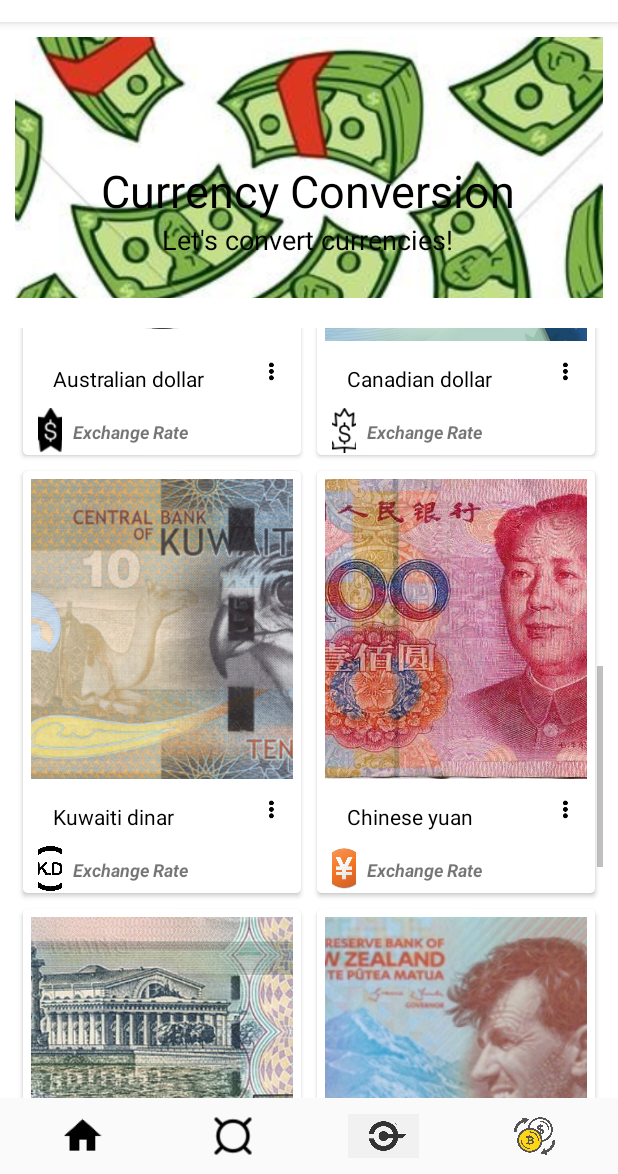
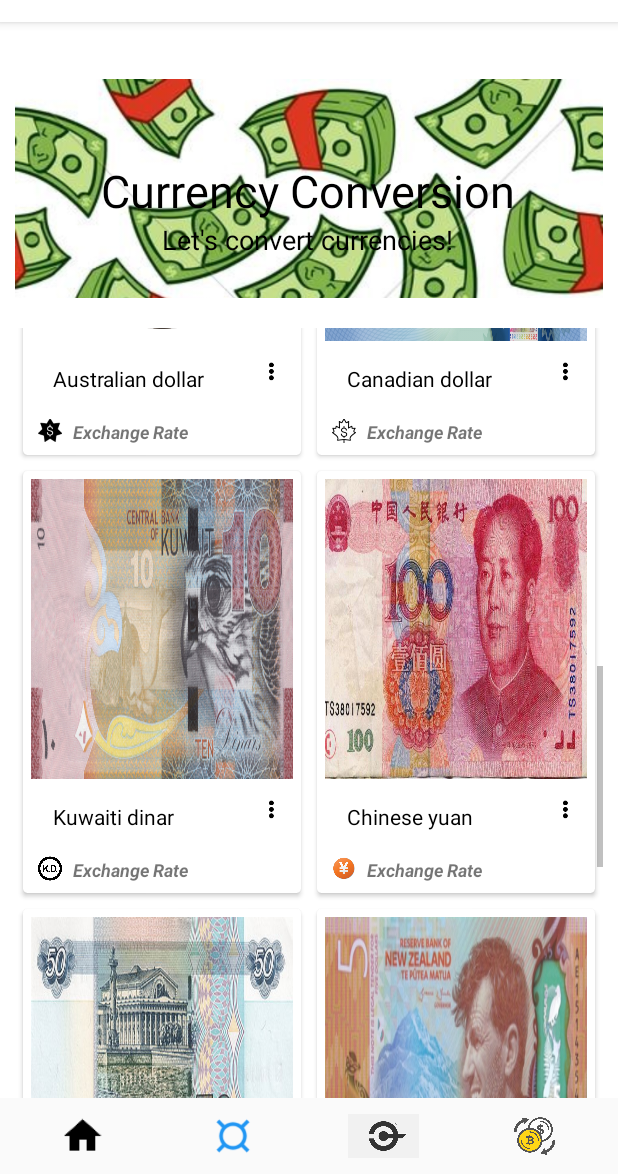
Before and after one commit to victormungai97/CryptoCurrencyConverter, an Android app: the screen it shows after launch (CryptoCurrencyActivity), scrolled down 1078 dp, on a phone screen of 412 x 824 dp, the part 62-1236 px from its top. Run offline under Robolectric (Android 15) with nearby library versions, the light colour scheme and no system bars; our stand-ins replace Picasso, Volley; network calls fail; pictures from the network do not load.

Commit message:
Successfully completed screens for different conversion options.

```diff
--- a/app/src/main/java/com/example/cryptocurrencyconverter/fragments/BaseCurrencyDialogFragment.java
+++ b/app/src/main/java/com/example/cryptocurrencyconverter/fragments/BaseCurrencyDialogFragment.java
@@ -53,14 +53,21 @@ public class BaseCurrencyDialogFragment extends GeneralDialogFragment {
         // set up adapter for given custom row layout
         ArrayList<BaseCurrencyData> list = new ArrayList<>();
         // set currency symbols and images based on available choice
+        String currency_replacement = "";
         for (String currency_title : currency_titles) {
             if (currency_title.contains(" "))
-                currency_title = currency_title.replace(" ", "_");
+                // this is used because conventional currencies are two-worded
+                // while their icons are one compound joined by hyphens word
+                currency_replacement = currency_title.replace(" ", "_");
             list.add(new BaseCurrencyData(currency_title,
                     activity.getResources()
-                            .getIdentifier("icons_" + currency_title.toLowerCase(),
+                            .getIdentifier("icons_" +
+                                    // get icons of currency based on their name
+                                    (currency_replacement.equals("") ? currency_title.toLowerCase() :
+                                            currency_replacement.toLowerCase()),
                                     "drawable",
                                     activity.getPackageName())));
+            currency_replacement = "";
         }
         SpinnerAdapter adapter = new SpinnerAdapter(activity,
                 R.layout.row, R.id.base_currency_text, list);
--- a/app/src/main/java/com/example/cryptocurrencyconverter/others/CurrencyGridLayoutAdapter.java
+++ b/app/src/main/java/com/example/cryptocurrencyconverter/others/CurrencyGridLayoutAdapter.java
@@ -1,25 +1,22 @@
 package com.example.cryptocurrencyconverter.others;
 
 import android.app.Activity;
-import android.content.Context;
-import android.graphics.Point;
 import android.os.Handler;
 import android.support.v7.widget.PopupMenu;
 import android.support.v7.widget.RecyclerView;
 import android.util.Log;
-import android.view.Display;
 import android.view.LayoutInflater;
 import android.view.MenuInflater;
 import android.view.MenuItem;
 import android.view.View;
 import android.view.ViewGroup;
-import android.view.WindowManager;
 import android.widget.ImageView;
 import android.widget.TextView;
 import android.widget.Toast;
 
 import com.example.cryptocurrencyconverter.R;
 import com.squareup.picasso.Picasso;
+import com.squareup.picasso.RequestCreator;
 
 import java.util.List;
 import java.util.Timer;
@@ -35,11 +32,10 @@ import static com.example.cryptocurrencyconverter.others.Others.Constants.*;
  * Courtesy of the http://www.theappguruz.com/blog/learn-recyclerview-with-an-example-in-android
  */
 
-public class CurrencyGridLayoutAdapter extends RecyclerViewAdapter {
+public class CurrencyGridLayoutAdapter extends RecyclerViewAdapter implements View.OnClickListener{
 
     private Activity activity;
     private List<Currency> currencies;
-    private int screenWidth;
     private Timer timer;
     private OnBottomReachedListener onBottomReachedListener;
 
@@ -47,13 +43,6 @@ public class CurrencyGridLayoutAdapter extends RecyclerViewAdapter {
         this.activity = activity;
         this.currencies = currencies;
         this.timer = timer;
-        // get size of screen display using WindowManager and Point object class
-        WindowManager wm = (WindowManager) activity.getSystemService(Context.WINDOW_SERVICE);
-        assert wm != null;
-        Display display = wm.getDefaultDisplay();
-        Point size = new Point();
-        display.getSize(size);
-        screenWidth = size.x;
     }
 
     public void setCurrencies(List<Currency> currencies) {
@@ -96,8 +85,8 @@ public class CurrencyGridLayoutAdapter extends RecyclerViewAdapter {
         myHolder.currency_title.setTextColor(activity.getResources().getColor(R.color.black));
         String exchange = (currency.getExchange() != null) ? currency.getExchange() : activity.getString(R.string.exchange_rate);
         myHolder.currency_exchange.setText(exchange);
-        loadPictureToImageView(myHolder.currency_image, currency.getThumbnail(), R.drawable.money_4);
-        loadPictureToImageView(myHolder.currency_symbol, currency.getIcon(), R.drawable.icons_general_note);
+        loadPictureToImageView(myHolder.currency_image, currency.getThumbnail(), R.drawable.money_4, false);
+        loadPictureToImageView(myHolder.currency_symbol, currency.getIcon(), R.drawable.icons_general_note, true);
 
         final String id = (!currency.getID().equals("")) ? currency.getID() : "";
         final String url = "https://min-api.cryptocompare.com/data/price?fsym=" + getCryptoSymbol() +
@@ -126,6 +115,10 @@ public class CurrencyGridLayoutAdapter extends RecyclerViewAdapter {
         if (currency.getID().equals("")) {
             myHolder.currency_overflow.setVisibility(View.GONE);
             myHolder.currency_exchange.setText(activity.getString(R.string.exchange_rate));
+            myHolder.currency_image.setOnClickListener(this);
+            myHolder.currency_exchange.setOnClickListener(this);
+            myHolder.currency_title.setOnClickListener(this);
+            myHolder.currency_symbol.setOnClickListener(this);
         }
 
         // click listener for overflow menu
@@ -158,19 +151,26 @@ public class CurrencyGridLayoutAdapter extends RecyclerViewAdapter {
         popup.show();
     }
 
-    private void loadPictureToImageView(ImageView view, int thumbnail, int placeholder) {
+    /*
+     * Method to successfully load image to view with right scale
+     */
+    private void loadPictureToImageView(ImageView view, int thumbnail, int placeholder, boolean icon) {
         try {
-            Picasso.with(activity)
+            RequestCreator creator = Picasso.with(activity)
                     .load(thumbnail)
                     .placeholder(placeholder)
-                    .error(placeholder)
-                    .resize(screenWidth / 2, 300)
-                    .centerCrop()
-                    .into(view);
+                    .error(placeholder);
+            if (icon) creator.fit().centerInside().into(view);
+            else creator.fit().into(view);
         } catch (Exception ex) {
             Log.e("PICTURES "+ERROR, "Something went wrong");
             ex.printStackTrace();
         }
+    }
+
+    @Override
+    public void onClick(View view) {
+        Toast.makeText(activity, "Add currency", Toast.LENGTH_SHORT).show();
     }
 
     public class Holder extends RecycleViewHolder {
--- a/app/src/main/java/com/example/cryptocurrencyconverter/others/Others.java
+++ b/app/src/main/java/com/example/cryptocurrencyconverter/others/Others.java
@@ -45,6 +45,8 @@ public class Others {
                 R.drawable.monero, // monero
                 R.drawable.nem, // NEM
                 R.drawable.dash, // DASH
+                R.drawable.decred, // Decred
+                R.drawable.siacoin, // Siacoin
         };
 
         // array of resIds of icons of currencies
@@ -81,6 +83,8 @@ public class Others {
                 R.drawable.icons_monero, // 5
                 R.drawable.icons_nem, // 6
                 R.drawable.icons_dash, // 7
+                R.drawable.icons_decred, // 8
+                R.drawable.icons_siacoin, // 9
         };
     }
 
--- a/app/src/main/res/layout/fragment_crypto_currency.xml
+++ b/app/src/main/res/layout/fragment_crypto_currency.xml
@@ -51,7 +51,6 @@
                         android:layout_height="match_parent"
                         android:contentDescription="@string/backdrop_description"
                         android:fitsSystemWindows="true"
-                        android:scaleType="centerCrop"
                         app:layout_collapseMode="parallax" />
 
                     <LinearLayout
--- a/app/src/main/res/values/strings.xml
+++ b/app/src/main/res/values/strings.xml
@@ -76,6 +76,8 @@
         <item>Monero</item>
         <item>NEM</item>
         <item>Dash</item>
+        <item>Decred</item>
+        <item>Siacoin</item>
     </string-array>
     <string-array name="crypto_currencies_symbols">
         <item>BTC</item>
@@ -86,6 +88,8 @@
         <item>XMR</item>
         <item>XEM</item>
         <item>DASH</item>
+        <item>DCR</item>
+        <item>SC</item>
     </string-array>
     <string name="accept_button">OK</string>
 </resources>
```
Also changed, not shown: app/src/main/res/drawable/decred.png (added), app/src/main/res/drawable/ethereum.png, app/src/main/res/drawable/icons_currency.png, app/src/main/res/drawable/icons_decred.png (added), app/src/main/res/drawable/icons_siacoin.png (added), app/src/main/res/drawable/nem.png, app/src/main/res/drawable/siacoin.png (added).
